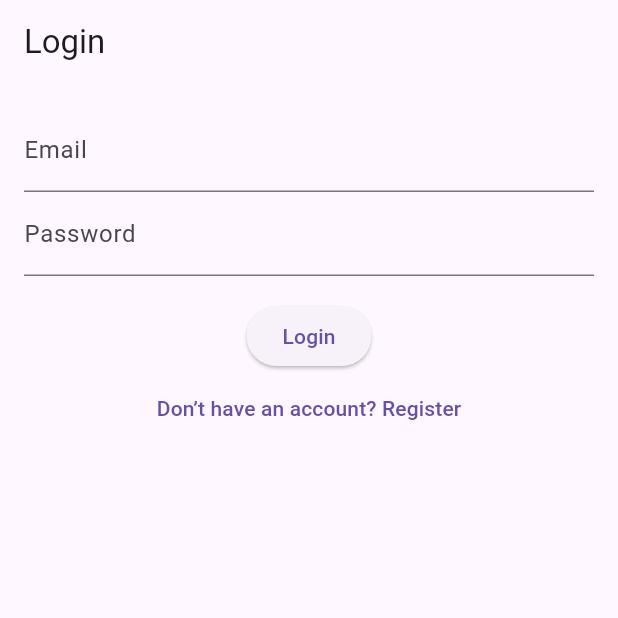
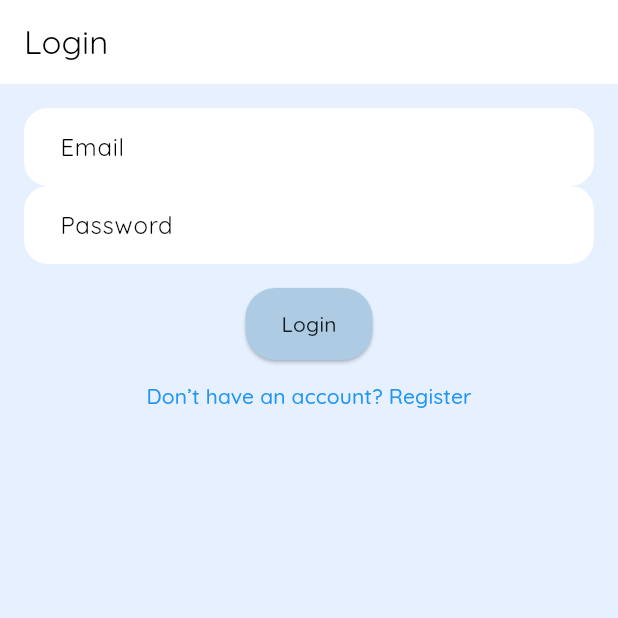
Before and after one commit to YummyFrog/mad_hw4, a Flutter app: the screen it shows after launch, on a phone screen of 412 x 824 dp, the top half of it. Run offline on Flutter 3.47's test engine with Material 3 defaults, Android fonts, the phone set to English and light mode, and no system bars; our stand-ins replace cloud_firestore, firebase_auth, firebase_core, google_fonts; accounts and stored records are empty.

Commit message:
added new colors and font

```diff
--- a/lib/main.dart
+++ b/lib/main.dart
@@ -1,5 +1,7 @@
 import 'package:flutter/material.dart';
 import 'package:firebase_core/firebase_core.dart';
+import 'package:google_fonts/google_fonts.dart';
+
 import 'screens/splash_screen.dart';
 import 'screens/login_screen.dart';
 import 'screens/register_screen.dart';
@@ -19,7 +21,41 @@ class MyApp extends StatelessWidget {
   Widget build(BuildContext context) {
     return MaterialApp(
       title: 'Message Board App',
-      theme: ThemeData(primarySwatch: Colors.blue),
+      theme: ThemeData(
+        scaffoldBackgroundColor: const Color(0xFFE6F0FF),
+        primaryColor: const Color(0xFFADCBE3),
+        colorScheme: ColorScheme.fromSwatch().copyWith(
+          secondary: const Color(0xFFFFF7CC),
+        ),
+        textTheme: GoogleFonts.quicksandTextTheme(),
+        inputDecorationTheme: InputDecorationTheme(
+          filled: true,
+          fillColor: Colors.white,
+          contentPadding: const EdgeInsets.symmetric(horizontal: 20, vertical: 14),
+          border: OutlineInputBorder(
+            borderRadius: BorderRadius.circular(16),
+            borderSide: BorderSide.none,
+          ),
+        ),
+        elevatedButtonTheme: ElevatedButtonThemeData(
+          style: ElevatedButton.styleFrom(
+            backgroundColor: const Color(0xFFADCBE3),
+            foregroundColor: Colors.black87,
+            padding: const EdgeInsets.symmetric(horizontal: 24, vertical: 14),
+            shape: RoundedRectangleBorder(
+              borderRadius: BorderRadius.circular(20),
+            ),
+          ),
+        ),
+        cardTheme: CardTheme(
+          shape: RoundedRectangleBorder(
+            borderRadius: BorderRadius.circular(20),
+          ),
+          elevation: 2,
+          color: Colors.white,
+          margin: const EdgeInsets.symmetric(vertical: 8, horizontal: 16),
+        ),
+      ),
       initialRoute: '/',
       routes: {
         '/': (context) => SplashScreen(),
--- a/pubspec.yaml
+++ b/pubspec.yaml
@@ -33,6 +33,8 @@ dependencies:
   firebase_core: ^2.25.4
   firebase_auth: ^4.17.4
   cloud_firestore: ^4.15.4
+  google_fonts: ^6.1.0
+
 
 
   # The following adds the Cupertino Icons font to your application.
```
Also changed, not shown: pubspec.lock, 1 other file.
